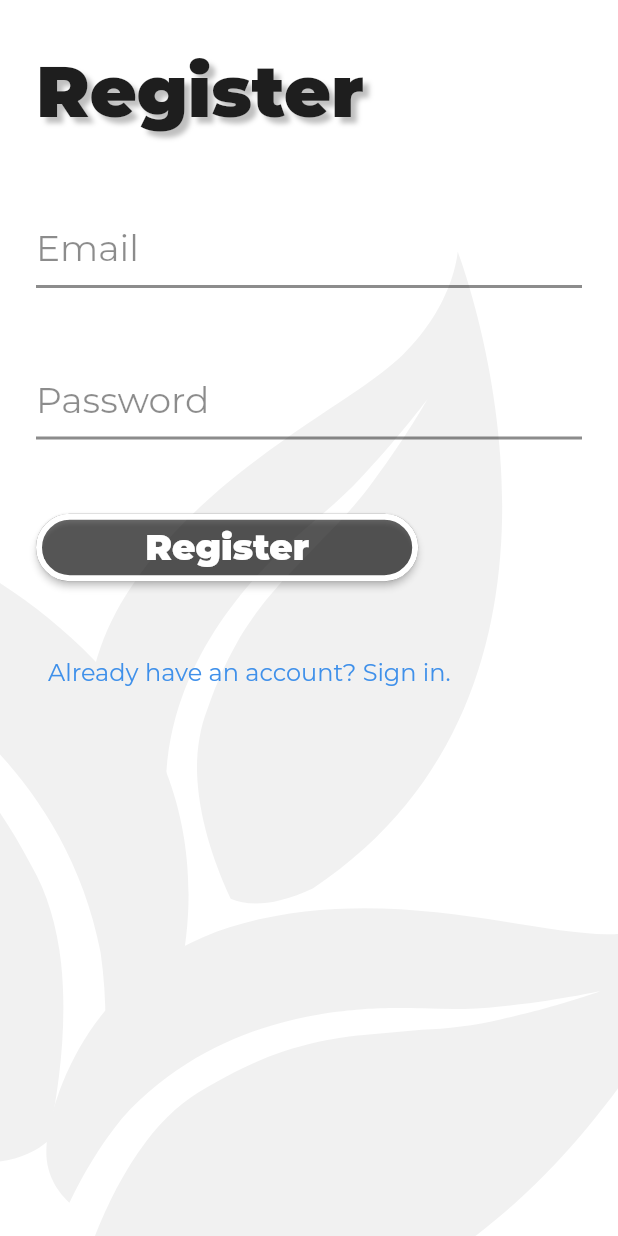
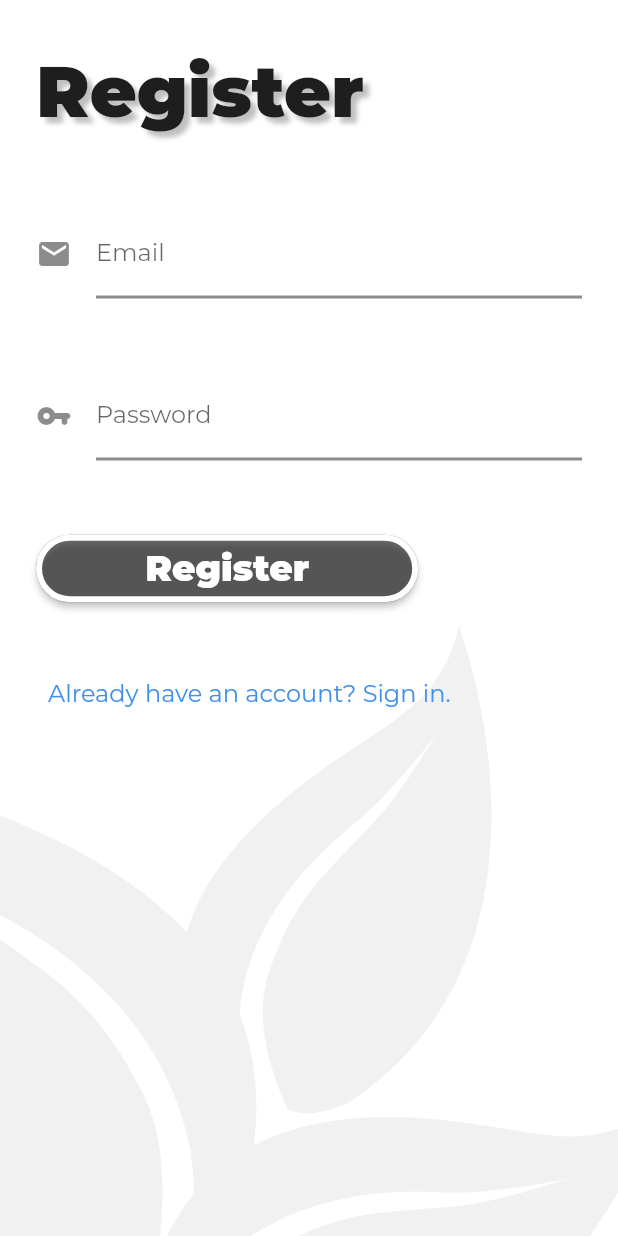
Before and after one commit to matthewyingtao/environ, a Flutter app: the screen it shows after launch, after a tap on "New user? Register.", on a phone screen of 412 x 824 dp. Run offline on Flutter 3.47's test engine with Material 2 defaults, Android fonts, the phone set to English and light mode, and no system bars; our stand-ins replace cloud_firestore, firebase_auth, firebase_core, flutter_spinkit, flutter_svg; accounts and stored records are empty.

Commit message:
added smoother transition

```diff
--- a/lib/screens/authenticate/authenticate.dart
+++ b/lib/screens/authenticate/authenticate.dart
@@ -1,5 +1,6 @@
 import 'package:brewcrew/screens/authenticate/sign_in.dart';
 import 'package:brewcrew/screens/authenticate/register.dart';
+import 'package:brewcrew/shared/constants.dart';
 import 'package:flutter/material.dart';
 import 'package:flutter_svg/flutter_svg.dart';
 import 'dart:math';
@@ -12,13 +13,16 @@ class Authenticate extends StatefulWidget {
 class _AuthenticateState extends State<Authenticate> {
   bool showSignIn = true;
   Widget screenWidget;
+  double leafSize = 2;
 
   void toggleView() {
     setState(() {
       if (screenWidget is SignIn) {
         screenWidget = Register(toggleView: toggleView);
+        leafSize = 1.5;
       } else {
         screenWidget = SignIn(toggleView: toggleView);
+        leafSize = 2;
       }
     });
   }
@@ -33,8 +37,14 @@ class _AuthenticateState extends State<Authenticate> {
       backgroundColor: Colors.white,
       body: Stack(
         children: [
-          FractionallySizedBox(
-            widthFactor: 2,
+          TweenAnimationBuilder<double>(
+            tween: Tween<double>(begin: 0, end: leafSize),
+            duration: const Duration(milliseconds: 500),
+            curve: Curves.easeInOut,
+            builder: (BuildContext context, double size, Widget widget) {
+              return Transform.scale(
+                alignment: Alignment.topLeft,
+                scale: size,
                 child: Opacity(
                   opacity: 0.05,
                   child: Transform(
@@ -42,6 +52,8 @@ class _AuthenticateState extends State<Authenticate> {
                     child: SvgPicture.asset("assets/leavesbg.svg"),
                   ),
                 ),
+              );
+            },
           ),
           AnimatedSwitcher(
             duration: const Duration(milliseconds: 200),
--- a/lib/screens/authenticate/register.dart
+++ b/lib/screens/authenticate/register.dart
@@ -63,8 +63,10 @@ class _RegisterState extends State<Register> {
                         height: 48.0,
                       ),
                       TextFormField(
-                        decoration:
-                            textInputDecoration.copyWith(hintText: "Email"),
+                        decoration: textInputDecoration.copyWith(
+                          icon: Icon(Icons.email),
+                          labelText: 'Email',
+                        ),
                         validator: (val) =>
                             val.isEmpty ? "Enter an email" : null,
                         onChanged: (val) {
@@ -75,8 +77,10 @@ class _RegisterState extends State<Register> {
                         height: 48.0,
                       ),
                       TextFormField(
-                        decoration:
-                            textInputDecoration.copyWith(hintText: "Password"),
+                        decoration: textInputDecoration.copyWith(
+                          icon: Icon(Icons.vpn_key_rounded),
+                          labelText: 'Password',
+                        ),
                         obscureText: true,
                         validator: (val) => val.length < 6
                             ? "Enter a password 6+ chars long"
```
Lines whose indentation alone changed are shown as unchanged.
